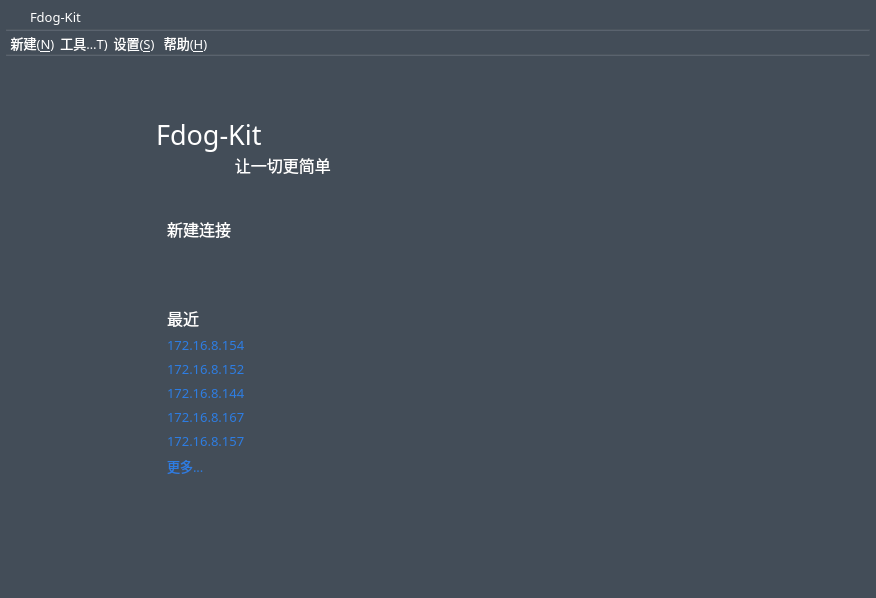
The window that mainwindow.ui (HuaGouFdog/Fdog-Kit) describes before a commit, drawn with Qt 5.
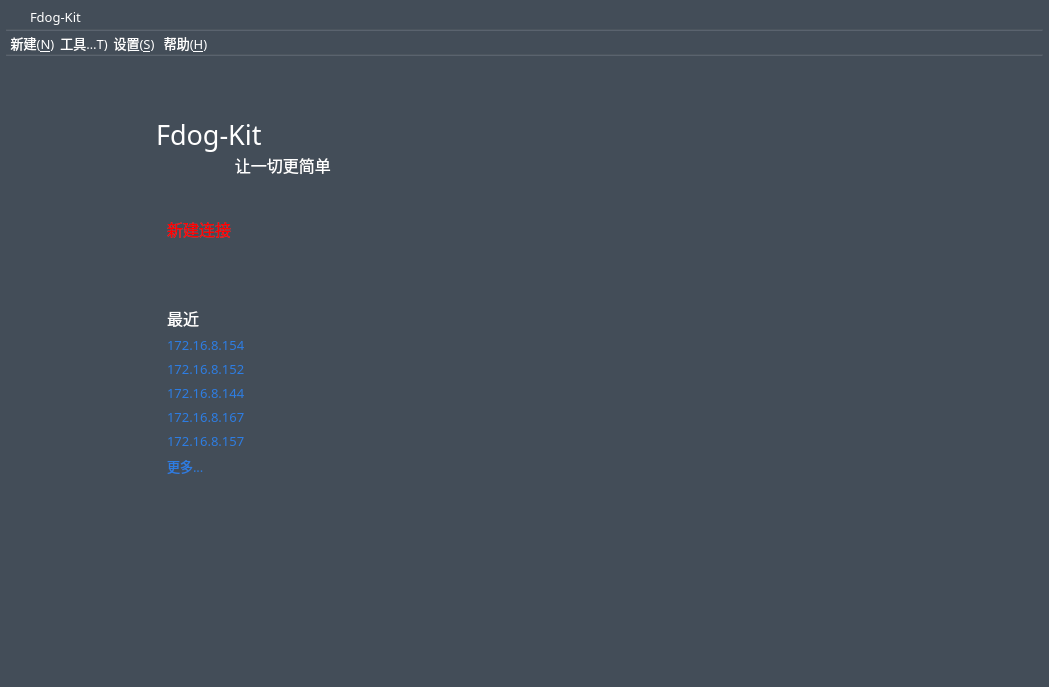
The same window after the commit. The open tabs and pages were chosen to show the change. Icons and pictures are not drawn.

Diff of the .ui file:
```diff
--- a/mainwindow.ui
+++ b/mainwindow.ui
@@ -6,8 +6,8 @@
    <rect>
     <x>0</x>
     <y>0</y>
-    <width>876</width>
-    <height>598</height>
+    <width>1049</width>
+    <height>687</height>
    </rect>
   </property>
   <property name="minimumSize">
@@ -938,6 +938,9 @@
                    <stylestrategy>PreferAntialias</stylestrategy>
                   </font>
                  </property>
+                 <property name="styleSheet">
+                  <string notr="true">color: rgb(255, 00, 00);</string>
+                 </property>
                  <property name="text">
                   <string>新建连接</string>
                  </property>
```
